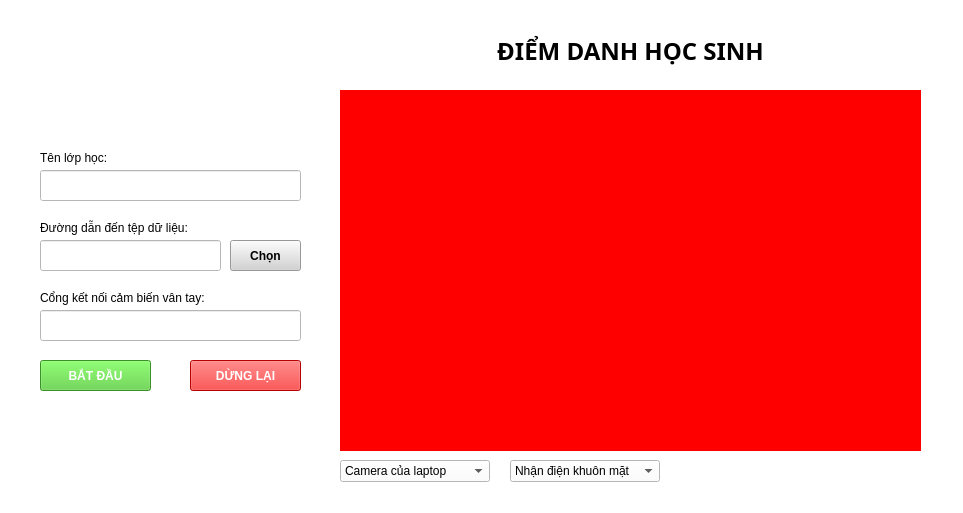
Old version of the form res/main_layout.ui in the repository mellivora24/RegisterDesktopAPP.
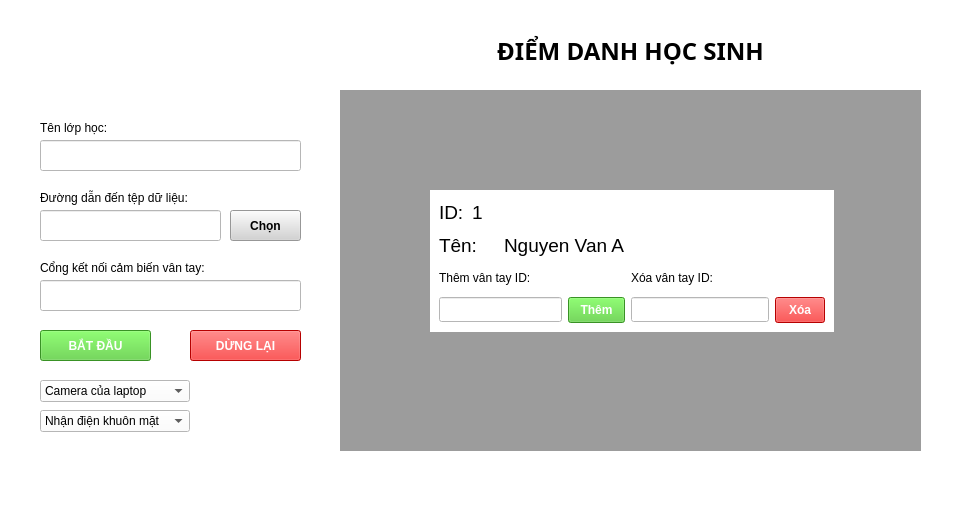
New version of the form.

The edit to the form file:
```diff
--- a/res/main_layout.ui
+++ b/res/main_layout.ui
@@ -27,7 +27,7 @@
     <property name="geometry">
      <rect>
       <x>40</x>
-      <y>360</y>
+      <y>330</y>
       <width>111</width>
       <height>31</height>
      </rect>
@@ -59,7 +59,7 @@
     <property name="geometry">
      <rect>
       <x>190</x>
-      <y>360</y>
+      <y>330</y>
       <width>111</width>
       <height>31</height>
      </rect>
@@ -98,8 +98,7 @@
      </rect>
     </property>
     <property name="styleSheet">
-     <string notr="true">background-color: red;
-</string>
+     <string notr="true"/>
     </property>
     <property name="frameShape">
      <enum>QFrame::StyledPanel</enum>
@@ -108,6 +107,9 @@
      <enum>QFrame::Raised</enum>
     </property>
     <widget class="QLabel" name="imageViewFrame">
+     <property name="enabled">
+      <bool>false</bool>
+     </property>
      <property name="geometry">
       <rect>
        <x>0</x>
@@ -116,6 +118,9 @@
        <height>361</height>
       </rect>
      </property>
+     <property name="styleSheet">
+      <string notr="true">background-color: rgb(156, 156, 156)</string>
+     </property>
      <property name="text">
       <string/>
      </property>
@@ -149,7 +154,7 @@
     <property name="geometry">
      <rect>
       <x>230</x>
-      <y>240</y>
+      <y>210</y>
       <width>71</width>
       <height>31</height>
      </rect>
@@ -181,7 +186,7 @@
     <property name="geometry">
      <rect>
       <x>40</x>
-      <y>150</y>
+      <y>120</y>
       <width>261</width>
       <height>16</height>
      </rect>
@@ -194,7 +199,7 @@
     <property name="geometry">
      <rect>
       <x>40</x>
-      <y>220</y>
+      <y>190</y>
       <width>261</width>
       <height>16</height>
      </rect>
@@ -206,8 +211,8 @@
    <widget class="QComboBox" name="cameraSelector">
     <property name="geometry">
      <rect>
-      <x>340</x>
-      <y>460</y>
+      <x>40</x>
+      <y>380</y>
       <width>150</width>
       <height>22</height>
      </rect>
@@ -232,8 +237,8 @@
    <widget class="QComboBox" name="registerTypeSelector">
     <property name="geometry">
      <rect>
-      <x>510</x>
-      <y>460</y>
+      <x>40</x>
+      <y>410</y>
       <width>150</width>
       <height>22</height>
      </rect>
@@ -259,7 +264,7 @@
     <property name="geometry">
      <rect>
       <x>40</x>
-      <y>240</y>
+      <y>210</y>
       <width>181</width>
       <height>31</height>
      </rect>
@@ -269,7 +274,7 @@
     <property name="geometry">
      <rect>
       <x>40</x>
-      <y>170</y>
+      <y>140</y>
       <width>261</width>
       <height>31</height>
      </rect>
@@ -279,7 +284,7 @@
     <property name="geometry">
      <rect>
       <x>40</x>
-      <y>290</y>
+      <y>260</y>
       <width>261</width>
       <height>16</height>
      </rect>
@@ -292,12 +297,171 @@
     <property name="geometry">
      <rect>
       <x>40</x>
-      <y>310</y>
+      <y>280</y>
       <width>261</width>
       <height>31</height>
      </rect>
     </property>
    </widget>
+   <widget class="QFrame" name="fingerPrintView">
+    <property name="geometry">
+     <rect>
+      <x>430</x>
+      <y>190</y>
+      <width>404</width>
+      <height>142</height>
+     </rect>
+    </property>
+    <layout class="QGridLayout" name="fingerPrintLayout">
+     <item row="2" column="0" colspan="3">
+      <widget class="QLabel" name="addFingerTitle">
+       <property name="text">
+        <string>Thêm vân tay ID:</string>
+       </property>
+      </widget>
+     </item>
+     <item row="1" column="2" colspan="2">
+      <widget class="QLabel" name="nameValue">
+       <property name="font">
+        <font>
+         <pointsize>14</pointsize>
+        </font>
+       </property>
+       <property name="text">
+        <string>Nguyen Van A</string>
+       </property>
+      </widget>
+     </item>
+     <item row="3" column="3">
+      <widget class="QPushButton" name="addFingerButton">
+       <property name="minimumSize">
+        <size>
+         <width>50</width>
+         <height>25</height>
+        </size>
+       </property>
+       <property name="styleSheet">
+        <string notr="true">QPushButton {
+    background-color: #50cc34;
+    color: white;
+    font-weight: bold;
+    padding: 5px;
+}
+
+QPushButton:hover {
+    background-color: darkgreen;
+}
+
+QPushButton:pressed {
+    background-color: #50cc34;
+    padding-left: 3px;
+    padding-top: 3px;
+}
+</string>
+       </property>
+       <property name="text">
+        <string>Thêm</string>
+       </property>
+      </widget>
+     </item>
+     <item row="3" column="5">
+      <widget class="QPushButton" name="deleteFingerButton">
+       <property name="minimumSize">
+        <size>
+         <width>50</width>
+         <height>25</height>
+        </size>
+       </property>
+       <property name="styleSheet">
+        <string notr="true">QPushButton {
+    background-color: red;
+    color: white;
+    font-weight: bold;
+    padding: 5px;
+}
+
+QPushButton:hover {
+    background-color: darkred;
+}
+
+QPushButton:pressed {
+    background-color: rgb(255, 0, 4);
+	color: white;
+    padding-left: 3px;
+    padding-top: 3px;
+}
+</string>
+       </property>
+       <property name="text">
+        <string>Xóa</string>
+       </property>
+      </widget>
+     </item>
+     <item row="1" column="0" colspan="2">
+      <widget class="QLabel" name="nameTitle">
+       <property name="font">
+        <font>
+         <pointsize>14</pointsize>
+        </font>
+       </property>
+       <property name="text">
+        <string>Tên:</string>
+       </property>
+      </widget>
+     </item>
+     <item row="2" column="4">
+      <widget class="QLabel" name="deleteFingerTitle">
+       <property name="text">
+        <string>Xóa vân tay ID:</string>
+       </property>
+      </widget>
+     </item>
+     <item row="0" column="1" colspan="3">
+      <widget class="QLabel" name="idValue">
+       <property name="font">
+        <font>
+         <pointsize>14</pointsize>
+        </font>
+       </property>
+       <property name="text">
+        <string>1</string>
+       </property>
+      </widget>
+     </item>
+     <item row="3" column="4">
+      <widget class="QLineEdit" name="deleteFingerIDInput">
+       <property name="minimumSize">
+        <size>
+         <width>0</width>
+         <height>25</height>
+        </size>
+       </property>
+      </widget>
+     </item>
+     <item row="0" column="0">
+      <widget class="QLabel" name="IDTitle">
+       <property name="font">
+        <font>
+         <pointsize>14</pointsize>
+        </font>
+       </property>
+       <property name="text">
+        <string>ID:</string>
+       </property>
+      </widget>
+     </item>
+     <item row="3" column="0" colspan="3">
+      <widget class="QLineEdit" name="addFingerIDInput">
+       <property name="minimumSize">
+        <size>
+         <width>0</width>
+         <height>25</height>
+        </size>
+       </property>
+      </widget>
+     </item>
+    </layout>
+   </widget>
   </widget>
  </widget>
  <resources/>
```
Left out of the diff: 2 changed lines with no effect on the pictures.
